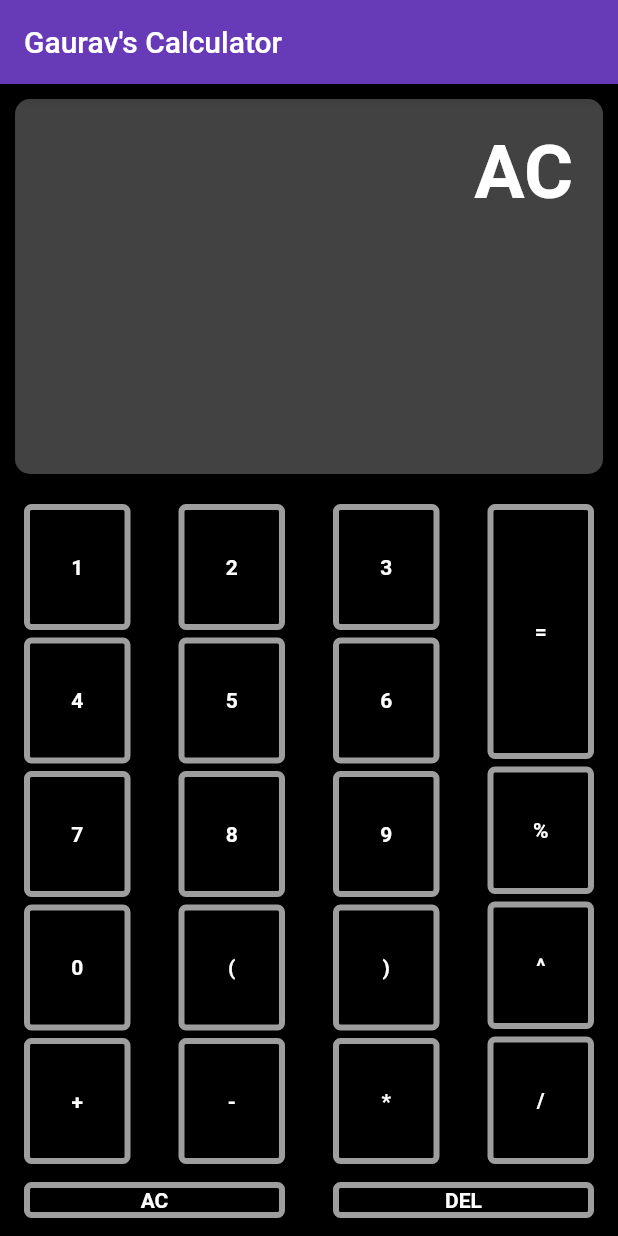
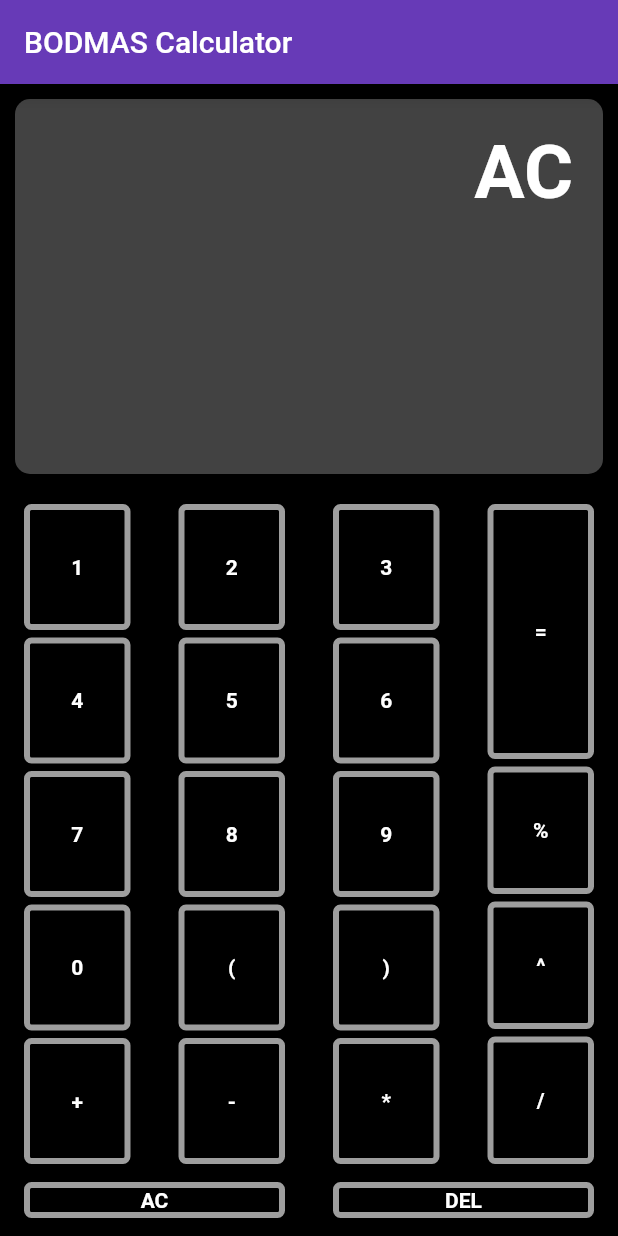
Before and after one commit to gaurav1903/Calculator, a Flutter app: the screen it shows after launch, on a phone screen of 412 x 824 dp. Run offline on Flutter 3.47's test engine with Material 2 defaults, Android fonts, the phone set to English and light mode, and no system bars; our stand-ins replace tuple.

Commit message:
last few changes

```diff
--- a/lib/HomePage.dart
+++ b/lib/HomePage.dart
@@ -10,7 +10,7 @@ class HomePage extends StatelessWidget {
       create: (context) => screenstatus(),
       child: Scaffold(
           appBar: AppBar(
-            title: Text("Gaurav's Calculator"),
+            title: Text("BODMAS Calculator"),
             backgroundColor: Colors.deepPurple,
           ),
           body: Calc()),
```
